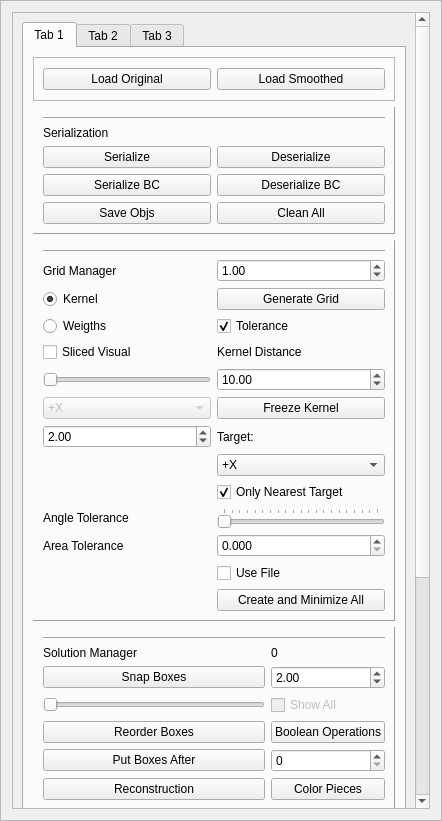
Before: the Qt Designer form GUI/managers/enginemanager.ui in alemuntoni/HeightFieldDecomposition, drawn with Qt 5.
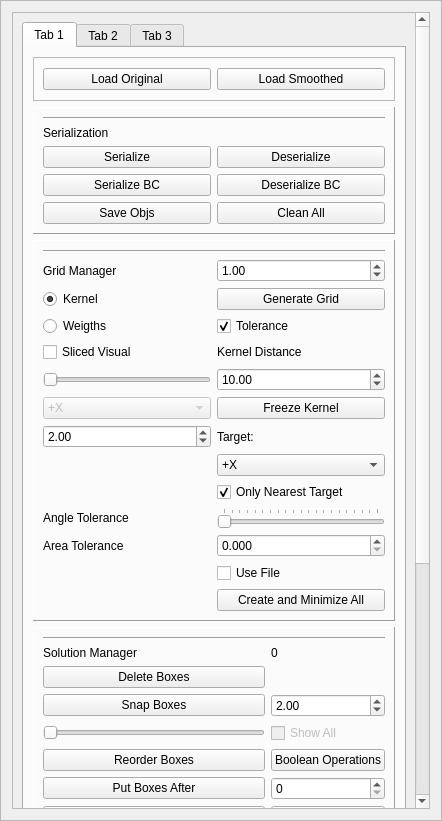
After: the same form once the commit is applied.

```diff
--- a/GUI/managers/enginemanager.ui
+++ b/GUI/managers/enginemanager.ui
@@ -62,9 +62,9 @@
       <property name="geometry">
        <rect>
         <x>0</x>
-        <y>-34</y>
+        <y>-250</y>
         <width>406</width>
-        <height>1126</height>
+        <height>1154</height>
        </rect>
       </property>
       <layout class="QGridLayout" name="gridLayout_7">
@@ -125,7 +125,21 @@
               <enum>QFrame::Raised</enum>
              </property>
              <layout class="QGridLayout" name="gridLayout_4">
-              <item row="3" column="0">
+              <item row="4" column="1">
+               <widget class="QDoubleSpinBox" name="snappingSpinBox">
+                <property name="value">
+                 <double>2.000000000000000</double>
+                </property>
+               </widget>
+              </item>
+              <item row="9" column="1">
+               <widget class="QPushButton" name="colorPiecesPushButton">
+                <property name="text">
+                 <string>Color Pieces</string>
+                </property>
+               </widget>
+              </item>
+              <item row="5" column="0">
                <widget class="QSlider" name="solutionsSlider">
                 <property name="enabled">
                  <bool>false</bool>
@@ -135,28 +149,28 @@
                 </property>
                </widget>
               </item>
-              <item row="9" column="0">
+              <item row="11" column="0">
                <widget class="QPushButton" name="stickPushButton">
                 <property name="text">
                  <string>Stick</string>
                 </property>
                </widget>
               </item>
-              <item row="5" column="0">
+              <item row="7" column="0">
                <widget class="QPushButton" name="reorderBoxes">
                 <property name="text">
                  <string>Reorder Boxes</string>
                 </property>
                </widget>
               </item>
-              <item row="5" column="1">
+              <item row="7" column="1">
                <widget class="QPushButton" name="subtractPushButton">
                 <property name="text">
                  <string>Boolean Operations</string>
                 </property>
                </widget>
               </item>
-              <item row="1" column="0">
+              <item row="2" column="0">
                <widget class="QLabel" name="label_9">
                 <property name="text">
                  <string>Solution Manager</string>
@@ -170,28 +184,35 @@
                 </property>
                </widget>
               </item>
-              <item row="1" column="1">
+              <item row="2" column="1">
                <widget class="QLabel" name="solutionNumberLabel">
                 <property name="text">
                  <string>0</string>
                 </property>
                </widget>
               </item>
-              <item row="8" column="0">
+              <item row="10" column="0">
                <widget class="QSlider" name="heightfieldsSlider">
                 <property name="orientation">
                  <enum>Qt::Horizontal</enum>
                 </property>
                </widget>
               </item>
-              <item row="2" column="0">
+              <item row="8" column="1">
+               <widget class="QSpinBox" name="coveredTrianglesSpinBox">
+                <property name="maximum">
+                 <number>100</number>
+                </property>
+               </widget>
+              </item>
+              <item row="4" column="0">
                <widget class="QPushButton" name="snappingPushButton">
                 <property name="text">
                  <string>Snap Boxes</string>
                 </property>
                </widget>
               </item>
-              <item row="8" column="1">
+              <item row="10" column="1">
                <widget class="QCheckBox" name="allHeightfieldsCheckBox">
                 <property name="text">
                  <string>All</string>
@@ -201,28 +222,21 @@
                 </property>
                </widget>
               </item>
-              <item row="6" column="1">
-               <widget class="QSpinBox" name="coveredTrianglesSpinBox">
-                <property name="maximum">
-                 <number>100</number>
-                </property>
-               </widget>
-              </item>
-              <item row="7" column="0">
+              <item row="9" column="0">
                <widget class="QPushButton" name="reconstructionPushButton">
                 <property name="text">
                  <string>Reconstruction</string>
                 </property>
                </widget>
               </item>
-              <item row="6" column="0">
+              <item row="8" column="0">
                <widget class="QPushButton" name="putBoxesAfterPushButton">
                 <property name="text">
                  <string>Put Boxes After</string>
                 </property>
                </widget>
               </item>
-              <item row="3" column="1">
+              <item row="5" column="1">
                <widget class="QCheckBox" name="showAllSolutionsCheckBox">
                 <property name="enabled">
                  <bool>false</bool>
@@ -232,17 +246,10 @@
                 </property>
                </widget>
               </item>
-              <item row="2" column="1">
-               <widget class="QDoubleSpinBox" name="snappingSpinBox">
-                <property name="value">
-                 <double>2.000000000000000</double>
-                </property>
-               </widget>
-              </item>
-              <item row="7" column="1">
-               <widget class="QPushButton" name="colorPiecesPushButton">
+              <item row="3" column="0">
+               <widget class="QPushButton" name="deleteBoxesPushButton">
                 <property name="text">
-                 <string>Color Pieces</string>
+                 <string>Delete Boxes</string>
                 </property>
                </widget>
               </item>
```
